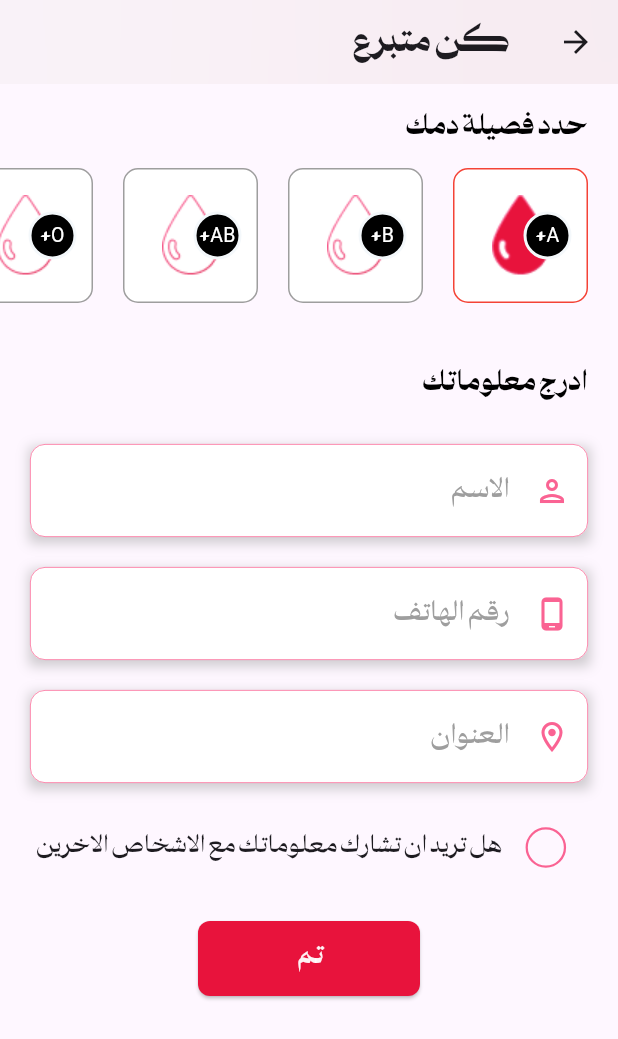
After one commit to KarrarAlmayyahi/BloodBank2024, a Flutter app: the BecomeDonor screen opened directly, on a phone screen of 412 x 824 dp. The commit adds this screen. Shown: the top 1039 px of the screen. Run offline on Flutter 3.47's test engine with Material 3 defaults, Android fonts, the phone set to English and light mode, and no system bars; our stand-ins replace carousel_slider, fl_chart, font_awesome_flutter, get, persistent_bottom_nav_bar_v2.

Commit message:
add become donor

```diff
--- /dev/null
+++ b/lib/view/pages/become_donor/become_donor.dart
@@ -0,0 +1,336 @@
+import 'dart:ui';
+
+import 'package:emdad/constants/constants.dart';
+import 'package:flutter/material.dart';
+
+class BecomeDonor extends StatefulWidget {
+  const BecomeDonor({super.key});
+
+  @override
+  State<BecomeDonor> createState() => _BecomeDonorState();
+}
+
+class _BecomeDonorState extends State<BecomeDonor> {
+  final List<String> bloodTypes = [
+    'A+',
+    'B+',
+    'AB+',
+    'O+',
+    'A-',
+    'B-',
+    'AB-',
+    'O-'
+  ];
+  bool isChecked = false;
+  int selectedIndex = 0;
+
+  String selectedBloodType = 'O-';
+
+  @override
+  Widget build(BuildContext context) {
+    return Scaffold(
+      appBar: AppBar(
+        title: const Text('كن متبرع',
+            style:
+                TextStyle(fontFamily: 'ManchetteFineExtraBold', fontSize: 25)),
+        flexibleSpace: Container(
+          decoration: BoxDecoration(
+            gradient: RadialGradient(
+              colors: gradientColors
+                  .map((color) => color.withOpacity(0.1))
+                  .toList(),
+            ),
+          ),
+          child: ClipRect(
+            child: BackdropFilter(
+              filter: ImageFilter.blur(sigmaX: 100, sigmaY: 500),
+              child: Container(
+                color: Colors.transparent,
+              ),
+            ),
+          ),
+        ),
+      ),
+      body: Column(
+        crossAxisAlignment: CrossAxisAlignment.start,
+        children: [
+          const Padding(
+            padding: EdgeInsets.fromLTRB(20, 15, 20, 2),
+            child: Text(
+              'حدد فصيلة دمك ',
+              style: TextStyle(
+                fontFamily: 'ManchetteFineExtraBold',
+                fontSize: 20,
+                color: fourthColor,
+              ),
+            ),
+          ),
+          Padding(
+            padding: const EdgeInsets.only(top: 10, bottom: 25, right: 10),
+            child: Container(
+              color: Colors.transparent,
+              child: SizedBox(
+                height: 90,
+                child: ListView.builder(
+                  scrollDirection: Axis.horizontal,
+                  itemCount: bloodTypes.length,
+                  itemBuilder: (context, index) {
+                    return GestureDetector(
+                      onTap: () {
+                        setState(() {
+                          selectedIndex = index;
+                        });
+                      },
+                      child: Container(
+                        width: 90,
+                        alignment: Alignment.center,
+                        margin: const EdgeInsets.symmetric(horizontal: 10),
+                        decoration: BoxDecoration(
+                          color: Colors.white,
+                          image: DecorationImage(
+                              image: AssetImage(
+                            selectedIndex == index
+                                ? 'assets/images/SelectedBlood.png'
+                                : 'assets/images/BloodIcon.png',
+                          )),
+                          borderRadius: BorderRadius.circular(10),
+                          border: Border.all(
+                            color: selectedIndex == index
+                                ? Colors.red
+                                : Colors.grey,
+                          ),
+                        ),
+                        child: Align(
+                          alignment: Alignment.centerRight,
+                          child: Container(
+                            margin: const EdgeInsets.only(right: 10),
+                            width: 32,
+                            height: 32,
+                            decoration: BoxDecoration(
+                              shape: BoxShape.circle,
+                              color: Colors.black,
+                              border: Border.all(
+                                color: secondaryColor,
+                                width: 2,
+                              ),
+                            ),
+                            child: Center(
+                              child: Text(
+                                bloodTypes[index],
+                                style: const TextStyle(
+                                  fontFamily: 'ManchetteFineExtraBold',
+                                  fontSize: 13,
+                                  color: Colors.white,
+                                ),
+                              ),
+                            ),
+                          ),
+                        ),
+                      ),
+                    );
+                  },
+                ),
+              ),
+            ),
+          ),
+          const Padding(
+            padding: EdgeInsets.symmetric(horizontal: 20, vertical: 15),
+            child: Text(
+              'ادرج معلوماتك',
+              style: TextStyle(
+                fontFamily: 'ManchetteFineExtraBold',
+                fontSize: 20,
+                color: fourthColor,
+              ),
+            ),
+          ),
+          Container(
+              margin: const EdgeInsets.symmetric(horizontal: 20, vertical: 10),
+              decoration: BoxDecoration(
+                boxShadow: [
+                  BoxShadow(
+                    color: Colors.grey.withOpacity(0.5),
+                    spreadRadius: 1,
+                    blurRadius: 6,
+                    offset: const Offset(0, 3),
+                  ),
+                ],
+              ),
+              child: TextField(
+                decoration: InputDecoration(
+                  hintText: 'الاسم', // Placeholder text
+                  hintStyle: const TextStyle(
+                    color: Colors.grey,
+                    fontFamily: 'ManchetteFineMedium',
+                    fontSize: 20,
+                  ),
+                  filled: true,
+                  fillColor: Colors.white,
+                  prefixIcon: const Icon(Icons.person_outlined,
+                      color: Color.fromARGB(255, 250, 99, 147)),
+                  enabledBorder: OutlineInputBorder(
+                    borderSide: const BorderSide(
+                        color: Color.fromARGB(255, 250, 99, 147), width: 0.5),
+                    borderRadius: BorderRadius.circular(10.0),
+                  ),
+                  focusedBorder: OutlineInputBorder(
+                    borderSide: const BorderSide(
+                        color: Color.fromARGB(255, 250, 99, 147), width: 0.5),
+                    borderRadius: BorderRadius.circular(10.0),
+                  ),
+                ),
+                style: const TextStyle(color: Colors.black),
+              )),
+          Container(
+              margin: const EdgeInsets.symmetric(horizontal: 20, vertical: 10),
+              decoration: BoxDecoration(
+                boxShadow: [
+                  BoxShadow(
+                    color: Colors.grey.withOpacity(0.5),
+                    spreadRadius: 1,
+                    blurRadius: 6,
+                    offset: const Offset(0, 3),
+                  ),
+                ],
+              ),
+              child: TextField(
+                decoration: InputDecoration(
+                  hintText: 'رقم الهاتف ', // Placeholder text
+                  hintStyle: const TextStyle(
+                    color: Colors.grey,
+                    fontFamily: 'ManchetteFineMedium',
+                    fontSize: 20,
+                  ),
+                  filled: true,
+                  fillColor: Colors.white,
+                  prefixIcon: const Icon(Icons.phone_android_outlined,
+                      color: Color.fromARGB(255, 250, 99, 147)),
+                  enabledBorder: OutlineInputBorder(
+                    borderSide: const BorderSide(
+                        color: Color.fromARGB(255, 250, 99, 147), width: 0.5),
+                    borderRadius: BorderRadius.circular(10.0),
+                  ),
+                  focusedBorder: OutlineInputBorder(
+                    borderSide: const BorderSide(
+                        color: Color.fromARGB(255, 250, 99, 147), width: 0.5),
+                    borderRadius: BorderRadius.circular(10.0),
+                  ),
+                ),
+                style: const TextStyle(color: Colors.black),
+              )),
+          Container(
+              margin: const EdgeInsets.symmetric(horizontal: 20, vertical: 10),
+              decoration: BoxDecoration(
+                boxShadow: [
+                  BoxShadow(
+                    color: Colors.grey.withOpacity(0.5),
+                    spreadRadius: 1,
+                    blurRadius: 6,
+                    offset: const Offset(0, 3),
+                  ),
+                ],
+              ),
+              child: TextField(
+                decoration: InputDecoration(
+                  hintText: 'العنوان', // Placeholder text
+                  hintStyle: const TextStyle(
+                    color: Colors.grey,
+                    fontFamily: 'ManchetteFineMedium',
+                    fontSize: 20,
+                  ),
+                  filled: true,
+                  fillColor: Colors.white,
+                  prefixIcon: const Icon(Icons.location_on_outlined,
+                      color: Color.fromARGB(255, 250, 99, 147)),
+                  enabledBorder: OutlineInputBorder(
+                    borderSide: const BorderSide(
+                        color: Color.fromARGB(255, 250, 99, 147), width: 0.5),
+                    borderRadius: BorderRadius.circular(10.0),
+                  ),
+                  focusedBorder: OutlineInputBorder(
+                    borderSide: const BorderSide(
+                        color: Color.fromARGB(255, 250, 99, 147), width: 0.5),
+                    borderRadius: BorderRadius.circular(10.0),
+                  ),
+                ),
+                style: const TextStyle(color: Colors.black),
+              )),
+          Row(
+            mainAxisAlignment: MainAxisAlignment.center,
+            children: [
+              Transform.scale(
+                scale: 1.5,
+                child: Checkbox(
+                  value: isChecked,
+                  onChanged: (bool? value) {
+                    setState(() {
+                      isChecked = value!;
+                    });
+                  },
+                  shape: const CircleBorder(),
+                  side: const BorderSide(
+                    color: Color.fromARGB(255, 250, 99, 147),
+                    width: 1,
+                  ),
+                  checkColor: Color.fromARGB(255, 250, 99, 147),
+                ),
+              ),
+              const SizedBox(width: 5),
+              const Padding(
+                padding: EdgeInsets.symmetric(vertical: 20.0),
+                child: Text(
+                  'هل تريد ان تشارك معلوماتك مع الاشخاص الاخرين',
+                  style: TextStyle(
+                    fontFamily: 'ManchetteFineMedium',
+                    fontSize: 18,
+                  ),
+                ),
+              ),
+            ],
+          ),
+          Row(
+            mainAxisAlignment: MainAxisAlignment.center,
+            children: [
+              Padding(
+                padding: const EdgeInsets.symmetric(vertical: 16.0),
+                child: ElevatedButton(
+                  onPressed: () {},
+                  style: ButtonStyle(
+                    backgroundColor: WidgetStateProperty.all(primaryColor),
+                    shape: WidgetStateProperty.all<RoundedRectangleBorder>(
+                      RoundedRectangleBorder(
+                        borderRadius: BorderRadius.circular(8.0),
+                      ),
+                    ),
+                  ),
+                  child: const SizedBox(
+                    width: 100,
+                    height: 50,
+                    child: Row(
+                      mainAxisAlignment: MainAxisAlignment.center,
+                      children: [
+                        Text(' تم ',
+                            style: TextStyle(
+                                color: tertiaryColor,
+                                fontFamily: 'ManchetteFineExtraBold',
+                                fontSize: 18)),
+                        SizedBox(
+                          width: 2,
+                        ),
+                      ],
+                    ),
+                  ),
+                ),
+              ),
+            ],
+          ),
+        ],
+      ),
+    );
+  }
+}
+
+List<Color> gradientColors = [
+  const Color.fromARGB(255, 255, 189, 189),
+  const Color.fromARGB(255, 255, 189, 189),
+];
--- a/lib/view/pages/chart/chart.dart
+++ b/lib/view/pages/chart/chart.dart
@@ -1,4 +1,5 @@
 import 'package:emdad/constants/constants.dart';
+import 'package:emdad/view/pages/become_donor/become_donor.dart';
 import 'package:emdad/view/pages/homescreen.dart';
 import 'package:emdad/view/pages/info/info.dart';
 import 'package:emdad/view/pages/request_blood/RequestBlood.dart';
@@ -155,7 +156,7 @@ class _LineChartSample2State extends State<LineChartSample2> {
                             height: 100,
                             child: ElevatedButton(
                               onPressed: () {
-                                Get.to(() => const HomeScreen());
+                                Get.to(() => BecomeDonor());
                               },
                               style: ElevatedButton.styleFrom(
                                 backgroundColor: tertiaryColor,
@@ -167,14 +168,14 @@ class _LineChartSample2State extends State<LineChartSample2> {
                               child: const Column(
                                 mainAxisAlignment: MainAxisAlignment.center,
                                 children: <Widget>[
-                                  FaIcon(Icons.search,
+                                  FaIcon(Icons.donut_large_outlined,
                                       size: 30,
                                       color: Color.fromARGB(
                                           255, 232, 19, 60)), // Icon
                                   Padding(
                                     padding: EdgeInsets.only(top: 8),
                                     child: Text(
-                                      ' البحث عن متبرع ',
+                                      ' كن متبرع',
                                       textAlign: TextAlign.center,
                                       style: TextStyle(
                                           fontFamily: 'ManchetteFineExtraBold',
@@ -198,7 +199,7 @@ class _LineChartSample2State extends State<LineChartSample2> {
                             height: 100,
                             child: ElevatedButton(
                               onPressed: () {
-                                Get.to(() =>  const Info());
+                                Get.to(() => const Info());
                               },
                               style: ElevatedButton.styleFrom(
                                 backgroundColor: tertiaryColor,
```
